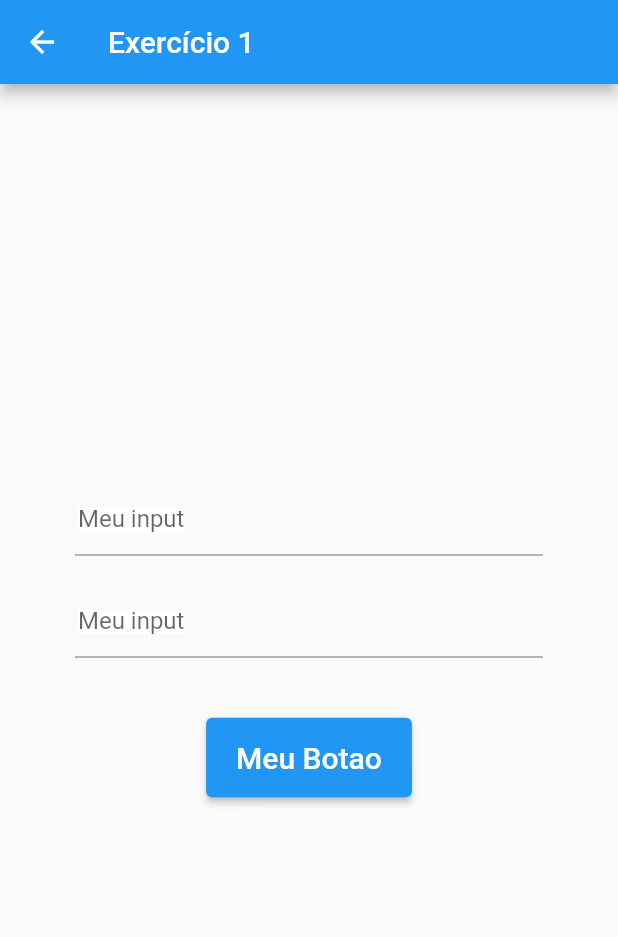
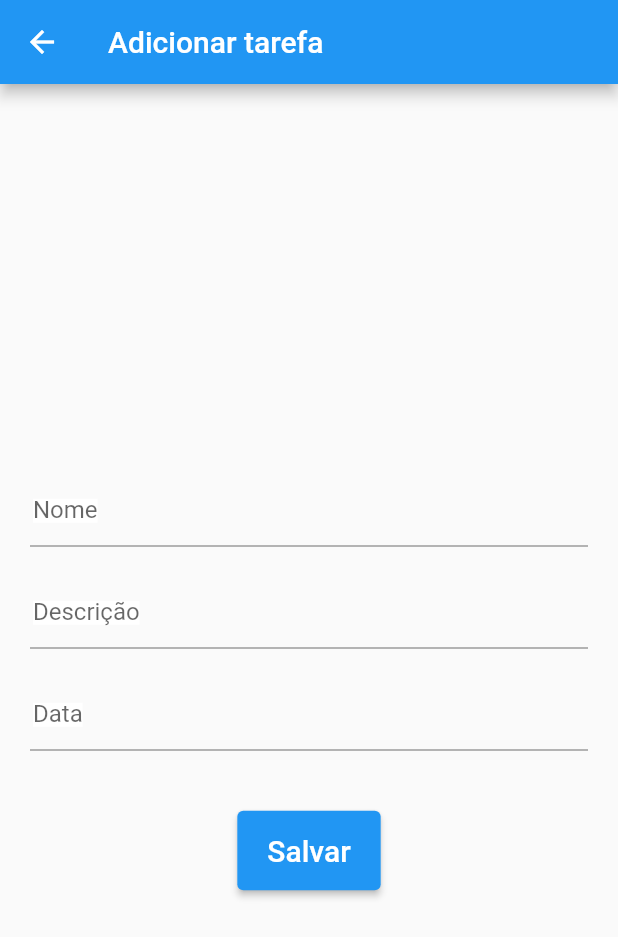
Before and after one commit to yanvr/Projeto-Flutter, a Flutter app: the screen it shows after launch, after a tap on the "add" icon, on a phone screen of 412 x 824 dp. Shown: the top 937 px of the screen. Run offline on Flutter 3.47's test engine with Material 2 defaults, Android fonts, the phone set to English and light mode, and no system bars; our stand-ins replace cloud_firestore, firebase_core; accounts and stored records are empty.

Commit message:
feat: add Firebase, create Repository pattern

```diff
--- a/lib/components/adicionar_tarefa.dart
+++ b/lib/components/adicionar_tarefa.dart
@@ -1,26 +1,29 @@
 import 'package:flutter/material.dart';
+import 'package:gerenciador_tarefas/models/Tarefa.dart';
+import 'package:gerenciador_tarefas/repositories/impl/tarefa_repository_impl.dart';
+import 'package:gerenciador_tarefas/repositories/itarefa_repository.dart';
 
 import '../widgets/widget_botao.dart';
 import '../widgets/widget_input_text.dart';
-import '../widgets/widget_texto.dart';
 
 class AdicionarTarefa extends StatefulWidget {
-  const AdicionarTarefa({Key? key}) : super(key: key);
+  AdicionarTarefa({Key? key}) : super(key: key);
 
   @override
   State<AdicionarTarefa> createState() => _AdicionarTarefaState();
 }
 
 class _AdicionarTarefaState extends State<AdicionarTarefa> {
-  final _texto1 = TextEditingController();
-  final _texto2 = TextEditingController();
-  var variavel = '';
+  final _nome = TextEditingController();
+  final _descricao = TextEditingController();
+  final _data = TextEditingController();
+  final ITarefaRepository _repository = TarefaRepositoryImpl();
 
   @override
   Widget build(BuildContext context) {
     return Scaffold(
       appBar: AppBar(
-        title: const Text("Exercício 1"),
+        title: const Text("Adicionar tarefa"),
       ),
       body: _body(),
     );
@@ -28,21 +31,23 @@ class _AdicionarTarefaState extends State<AdicionarTarefa> {
 
   _body() {
     return Container(
-      padding: const EdgeInsets.only(left: 50, top: 30, right: 50, bottom: 30),
+      padding: const EdgeInsets.only(left: 20, top: 30, right: 20),
       child: Column(
         mainAxisAlignment: MainAxisAlignment.center,
         children: <Widget>[
-          InputText("Meu input", _texto1),
-          InputText("Meu input", _texto2),
-          Botao("Meu Botao", _onClick),
-          Texto(variavel, 22, Colors.black)
+          InputText("Nome", _nome),
+          InputText("Descrição", _descricao),
+          InputText("Data", _data),
+          Botao("Salvar", () => _onClick()),
         ],
       ),
     );
   }
 
-  _onClick() {
-    setState(() {
-    });
+  Future _onClick() async {
+    Tarefa tarefa = Tarefa();
+    tarefa.nome = _nome.text;
+    tarefa.descricao = _descricao.text;
+    _repository.salvar(tarefa);
   }
 }
--- a/lib/components/home.dart
+++ b/lib/components/home.dart
@@ -12,7 +12,7 @@ class Home extends StatelessWidget {
         title: const Text("Home"),
         actions: <Widget>[
           IconButton(
-              onPressed: () => _abreOutraTela(context, const AdicionarTarefa()),
+              onPressed: () => _abreOutraTela(context, AdicionarTarefa()),
               icon: const Icon(
                 Icons.add,
                 color: Colors.white,
--- a/lib/main.dart
+++ b/lib/main.dart
@@ -1,8 +1,12 @@
 import 'package:flutter/material.dart';
+import 'package:firebase_core/firebase_core.dart';
+import 'package:gerenciador_tarefas/firebase_options.dart';
 
 import 'components/home.dart';
 
-void main() {
+Future main() async {
+  WidgetsFlutterBinding.ensureInitialized();
+  await Firebase.initializeApp(options: DefaultFirebaseOptions.currentPlatform);
   runApp(const MyApp());
 }
 
--- /dev/null
+++ b/lib/models/Tarefa.dart
@@ -0,0 +1,21 @@
+import 'dart:core';
+
+import 'package:cloud_firestore/cloud_firestore.dart';
+
+class Tarefa {
+  int id = 0;
+  String nome = '';
+  String descricao = '';
+  DateTime data = DateTime.now();
+
+  Tarefa();
+
+  Map<String, dynamic> toJson() =>
+      {'nome': nome, 'descricao': descricao, 'data': data};
+
+  Tarefa.fromSnapshot(DocumentSnapshot snapshot)
+      : id = snapshot['id'],
+        nome = snapshot['nome'],
+        descricao = snapshot['descricao'],
+        data = snapshot['data'];
+}
--- /dev/null
+++ b/lib/repositories/impl/tarefa_repository_impl.dart
@@ -0,0 +1,57 @@
+import 'package:cloud_firestore/cloud_firestore.dart';
+import 'package:gerenciador_tarefas/models/Tarefa.dart';
+import 'package:gerenciador_tarefas/repositories/itarefa_repository.dart';
+
+class TarefaRepositoryImpl implements ITarefaRepository {
+  static const nomeColecao = 'tarefas';
+
+  Future<void> salvar(Tarefa tarefa) async {
+    return await FirebaseFirestore.instance
+        .collection(nomeColecao)
+        .doc(tarefa.data.toString().trim())
+        .set(tarefa.toJson())
+        .then((value) => print("Tarefa adicionada"))
+        .catchError((onError) => print("Erro ao gravar no banco $onError"));
+  }
+
+  Future<List<Map<String, dynamic>>> buscarTodas() async {
+    var resultado = await FirebaseFirestore.instance
+        .collection(nomeColecao)
+        .get()
+        .catchError((onError) => print("Erro ao buscar no banco $onError"));
+
+    return resultado.docs.map((e) => e.data()).toList();
+  }
+
+  Future<Map<String, dynamic>> buscarPorId(int id) async {
+    var resultado = await FirebaseFirestore.instance
+        .collection(nomeColecao)
+        .where('id', isEqualTo: id)
+        .get()
+        .catchError((onError) => print("Erro ao buscar no banco $onError"));
+
+    return resultado.docs.first.data();
+  }
+
+  Future<void> editar(int id) async {
+    var tarefa = await buscarPorId(id);
+
+    if (tarefa.isEmpty) {
+      print("Nenhuma tarefa encontrada");
+    }
+    FirebaseFirestore.instance.doc(nomeColecao).update(tarefa);
+  }
+
+  Future<void> excluir(int id) async {
+    var tarefa = await buscarPorId(id);
+
+    if (tarefa.isEmpty) {
+      print("Nenhuma tarefa encontrada");
+    }
+    FirebaseFirestore.instance
+        .doc(nomeColecao)
+        .delete()
+        .then((value) => print("Tarefa excluída com sucesso"))
+        .catchError((onError) => print("Erro ao editar a tarefa $onError"));
+  }
+}
--- /dev/null
+++ b/lib/repositories/itarefa_repository.dart
@@ -0,0 +1,10 @@
+import 'package:gerenciador_tarefas/models/Tarefa.dart';
+
+abstract class ITarefaRepository {
+
+  Future<void> salvar(Tarefa tarefa);
+  Future<List<Map<String, dynamic>>> buscarTodas();
+  Future<Map<String, dynamic>> buscarPorId(int id);
+  Future<void> editar(int id);
+  Future<void> excluir(int id);
+}
--- a/pubspec.yaml
+++ b/pubspec.yaml
@@ -30,7 +30,8 @@ dependencies:
   flutter:
     sdk: flutter
 
-
+  cloud_firestore: ^3.1.15
+  firebase_core: ^1.17.0
   # The following adds the Cupertino Icons font to your application.
   # Use with the CupertinoIcons class for iOS style icons.
   cupertino_icons: ^1.0.2
```
Also changed, not shown: lib/controllers/tarefa-controller.dart (added, +13 -0 lines), lib/firebase_options.dart (added), pubspec.lock, 4 other files.
